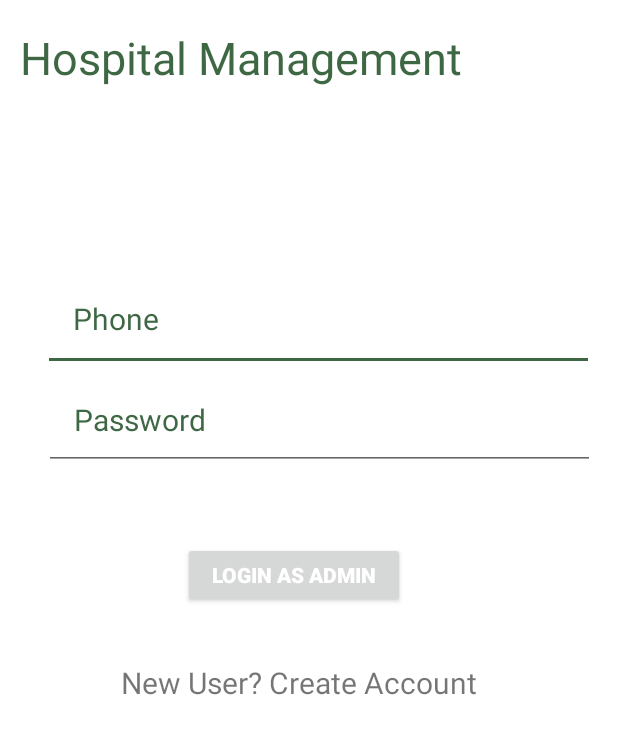
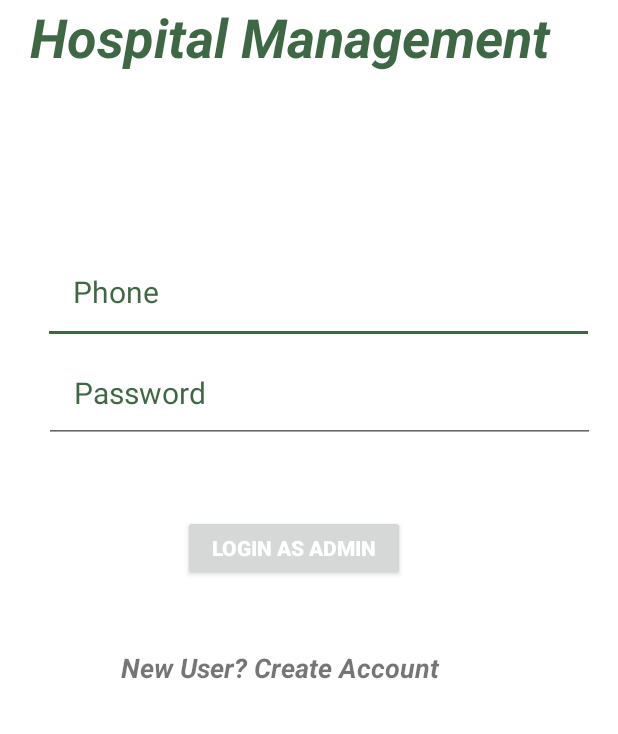
Before and after one commit to vikasvarnekar3/HospitalApp, an Android app: the Login_admin screen opened directly, with no data from a screen before it, on a phone screen of 412 x 824 dp. Shown: the top 734 px of the screen. Run offline under Robolectric (Android 15) with nearby library versions, the phone set to English and light mode, and no system bars; our stand-ins replace Firebase (no records; nobody signed in at launch, a user with empty details on screens opened directly).

Commit message:
update the Animation Screen to animation page

```diff
--- a/app/src/main/AndroidManifest.xml
+++ b/app/src/main/AndroidManifest.xml
@@ -7,11 +7,13 @@
 
     <application
         android:allowBackup="true"
+        android:fullBackupContent=""
         android:icon="@mipmap/ic_launcher"
         android:roundIcon="@mipmap/ic_launcher_round"
         android:supportsRtl="true"
         android:theme="@style/AppTheme"
         tools:ignore="GoogleAppIndexingWarning">
+        <activity android:name=".animation"></activity>
         <activity android:name=".Facility.bloodbank" />
         <activity android:name=".Facility.ambulance" />
         <activity android:name=".Facility.facility" />
--- /dev/null
+++ b/app/src/main/res/anim/bottom_animation.xml
@@ -0,0 +1,14 @@
+<?xml version="1.0" encoding="utf-8"?>
+<set xmlns:android="http://schemas.android.com/apk/res/android">
+
+    <translate
+        android:fromXDelta="0%"
+        android:fromYDelta="100%"
+        android:duration="1500"/>
+
+    <alpha
+        android:fromAlpha="0.1"
+        android:toAlpha="1.0"
+        android:duration="1500"/>
+
+</set>
--- /dev/null
+++ b/app/src/main/res/anim/top_animation.xml
@@ -0,0 +1,14 @@
+<?xml version="1.0" encoding="utf-8"?>
+<set xmlns:android="http://schemas.android.com/apk/res/android">
+
+    <translate
+        android:fromXDelta="0%"
+        android:fromYDelta="-50%"
+        android:duration="2000"/>
+
+    <alpha
+        android:fromAlpha="0.1"
+        android:toAlpha="1.0"
+        android:duration="1500"/>
+
+</set>
--- a/app/src/main/res/layout/activity_login_admin.xml
+++ b/app/src/main/res/layout/activity_login_admin.xml
@@ -10,20 +10,21 @@
     android:background="@android:color/white">
 
     <TextView
+        android:id="@+id/title2"
+        android:layout_width="392dp"
         android:layout_height="132dp"
-        android:layout_width="392dp"
-        app:layout_constraintVertical_bias="0.026"
+        android:freezesText="false"
+        android:text="Hospital Management"
+        android:textAllCaps="false"
+        android:textColor="@color/colorPrimaryDark"
+        android:textSize="36sp"
+        android:textStyle="bold|italic"
+        app:layout_constraintBottom_toBottomOf="parent"
+        app:layout_constraintEnd_toEndOf="parent"
+        app:layout_constraintHorizontal_bias="1.0"
+        app:layout_constraintStart_toStartOf="parent"
         app:layout_constraintTop_toTopOf="parent"
-        app:layout_constraintStart_toStartOf="parent"
-        app:layout_constraintHorizontal_bias="0.666"
-        app:layout_constraintEnd_toEndOf="parent"
-        app:layout_constraintBottom_toBottomOf="parent"
-        android:textSize="30sp"
-        android:textColor="@color/colorPrimaryDark"
-        android:textAllCaps="false"
-        android:text="Hospital Management"
-        android:freezesText="false"
-        android:id="@+id/title2"/>
+        app:layout_constraintVertical_bias="0.0" />
 
     <EditText
         android:layout_height="69dp"
@@ -78,15 +79,18 @@
 
     <TextView
 
+        android:id="@+id/Register_here1"
+        android:layout_width="251dp"
         android:layout_height="39dp"
-        android:layout_width="251dp"
+        android:layout_marginTop="36dp"
+        android:text="New User? Create Account"
+        android:textSize="18sp"
+        android:textStyle="bold|italic"
+        app:layout_constraintBottom_toBottomOf="parent"
+        app:layout_constraintEnd_toEndOf="parent"
         app:layout_constraintStart_toStartOf="parent"
-        app:layout_constraintEnd_toEndOf="parent"
-        android:textSize="20sp"
-        android:text="New User? Create Account"
-        android:id="@+id/Register_here1"
         app:layout_constraintTop_toBottomOf="@+id/login_admin"
-        android:layout_marginTop="36dp"/>
+        app:layout_constraintVertical_bias="0.026" />
 
     <ProgressBar
         android:layout_height="32dp"
--- a/app/src/main/res/layout/activity_login_user.xml
+++ b/app/src/main/res/layout/activity_login_user.xml
@@ -18,7 +18,8 @@
         android:text="Hospital Management"
         android:textAllCaps="false"
         android:textColor="@android:color/holo_blue_dark"
-        android:textSize="40sp"
+        android:textSize="36sp"
+        android:textStyle="bold|italic"
         app:layout_constraintBottom_toBottomOf="parent"
         app:layout_constraintEnd_toEndOf="parent"
         app:layout_constraintHorizontal_bias="0.473"
```
Also changed, not shown: app/build.gradle (+12 -11 lines), app/src/main/java/com/example/hospitalapp/animation.java (added, +48 -0 lines), app/src/main/res/layout/activity_animation.xml (added, +30 -0 lines), app/src/main/res/layout/activity_main.xml (+21 -21 lines), app/src/main/res/layout/activity_registration_user.xml (+17 -13 lines).
